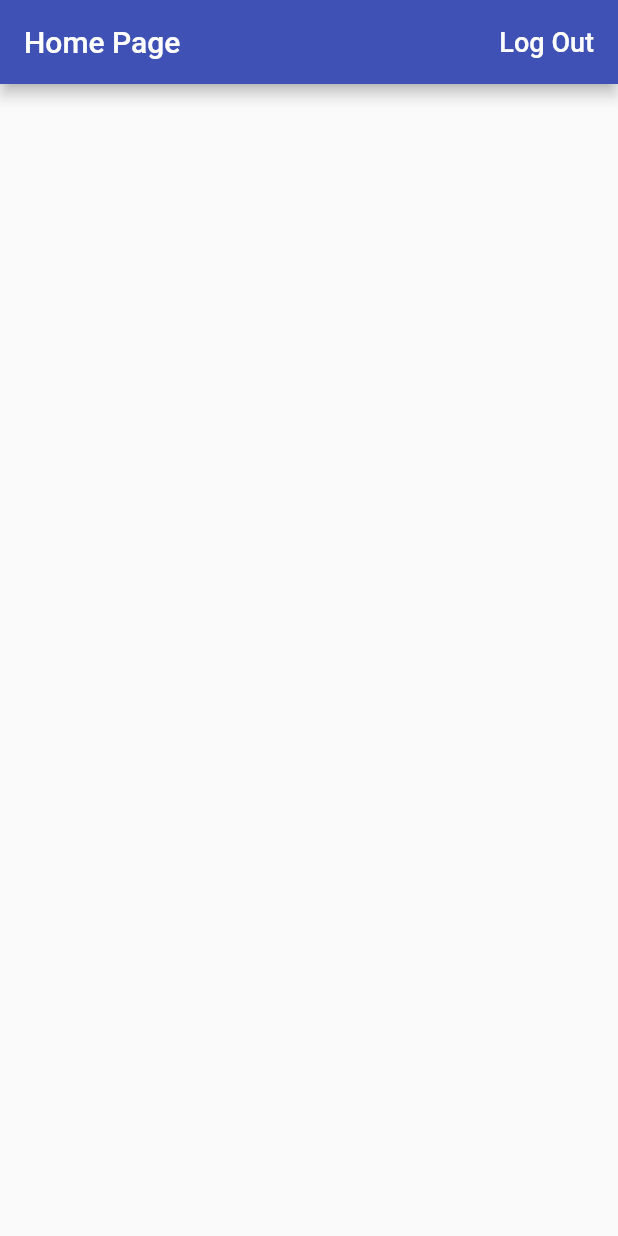
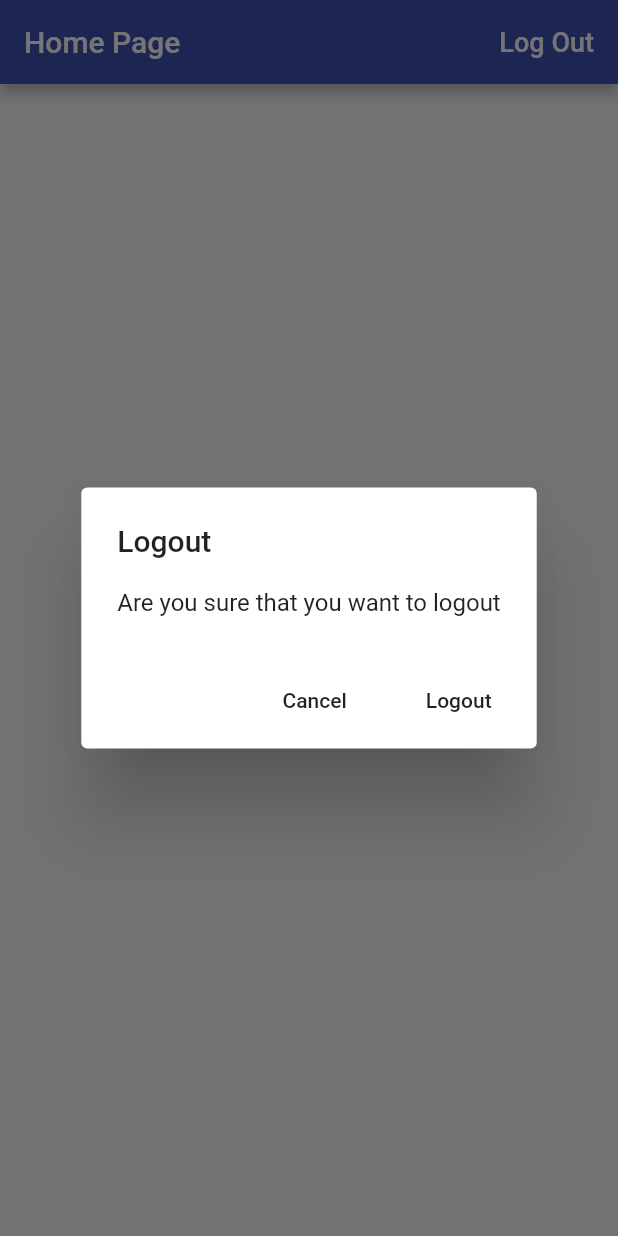
Before and after one commit to pardipbhatti8791/Flutter-Time-Tracker-App, a Flutter app: the screen it shows once a user with an empty profile is signed in, after a tap on "Log Out", on a phone screen of 412 x 824 dp. Run offline on Flutter 3.47's test engine with Material 2 defaults, Android fonts, the phone set to English and light mode, and no system bars; our stand-ins replace firebase_auth, google_sign_in; accounts and stored records are empty.

Commit message:
added platform aware dialog and platform alert dialog on signout as well

```diff
--- a/lib/app/home_page.dart
+++ b/lib/app/home_page.dart
@@ -1,5 +1,6 @@
-import 'package:firebase_auth/firebase_auth.dart';
+
 import 'package:flutter/material.dart';
+import 'package:timer_tracker/common_widgets/platform_alert_dialog.dart';
 import 'package:timer_tracker/services/auth.dart';
 
 class HomePage extends StatelessWidget {
@@ -11,6 +12,19 @@ class HomePage extends StatelessWidget {
       await auth.signOut();
     } catch (e) {
       print(e.toString());
+    }
+  }
+
+  Future<void> _confirmSignOut(BuildContext context) async {
+    final didRequestSignout = await PlatformAlertDialog(
+      title: 'Logout',
+      content: 'Are you sure that you want to logout',
+      defaultActionText: 'Logout',
+      cancelActionText: 'Cancel',
+    ).show(context);
+    print(didRequestSignout);
+    if(didRequestSignout == true) {
+      _signOut();
     }
   }
 
@@ -28,7 +42,7 @@ class HomePage extends StatelessWidget {
                 fontSize: 18.0,
               ),
             ),
-            onPressed: _signOut,
+            onPressed: () => _confirmSignOut(context),
           )
         ],
       ),
--- /dev/null
+++ b/lib/common_widgets/platform_alert_dialog.dart
@@ -0,0 +1,97 @@
+import 'dart:io';
+
+import 'package:flutter/material.dart';
+import 'package:flutter/cupertino.dart';
+
+import 'package:timer_tracker/common_widgets/platform_widget.dart';
+
+class PlatformAlertDialog extends PlatformWidget {
+  final String title;
+  final String content;
+  final String defaultActionText;
+  final String cancelActionText;
+
+  PlatformAlertDialog({
+    @required this.title,
+    @required this.content,
+    @required this.defaultActionText,
+    this.cancelActionText,
+  })  : assert(title != null),
+        assert(content != null),
+        assert(defaultActionText != null);
+
+  Future<bool> show(BuildContext context) async {
+    return Platform.isIOS
+        ? await showCupertinoDialog(
+            context: context,
+            builder: (context) => this,
+          )
+        : await showDialog<bool>(
+            context: context,
+            barrierDismissible: false,
+            builder: (context) => this,
+          );
+  }
+
+  @override
+  Widget buildCupertinoWidget(BuildContext context) {
+    // TODO: implement buildCupertinoWidget
+    return CupertinoAlertDialog(
+      title: Text(title),
+      content: Text(content),
+      actions: _buildActions(context),
+    );
+  }
+
+  @override
+  Widget buildMaterialWidget(BuildContext context) {
+    // TODO: implement buildMaterialWidget
+    return AlertDialog(
+      title: Text(title),
+      content: Text(content),
+      actions: _buildActions(context),
+    );
+  }
+
+  List<Widget> _buildActions(BuildContext context) {
+    final actions = <Widget>[];
+    if (cancelActionText != null) {
+      actions.add(
+        PlatfromAlertDialogAction(
+          child: Text(cancelActionText),
+          onPressed: () => Navigator.of(context).pop(false),
+        ),
+      );
+    }
+    actions.add(PlatfromAlertDialogAction(
+      child: Text(defaultActionText),
+      onPressed: () => Navigator.of(context).pop(true),
+    ));
+    return actions;
+  }
+}
+
+class PlatfromAlertDialogAction extends PlatformWidget {
+  final Widget child;
+  final VoidCallback onPressed;
+
+  PlatfromAlertDialogAction({this.child, this.onPressed});
+
+  @override
+  Widget buildCupertinoWidget(BuildContext context) {
+    // TODO: implement buildCupertinoWidget
+    return CupertinoDialogAction(
+      child: child,
+      onPressed: onPressed,
+    );
+  }
+
+  @override
+  Widget buildMaterialWidget(BuildContext context) {
+    // TODO: implement buildMaterialWidget
+    return FlatButton(
+      child: child,
+      onPressed: onPressed,
+    );
+  }
+}
--- /dev/null
+++ b/lib/common_widgets/platform_widget.dart
@@ -0,0 +1,17 @@
+import 'dart:io';
+
+import 'package:flutter/material.dart';
+
+abstract class PlatformWidget extends StatelessWidget {
+  Widget buildCupertinoWidget(BuildContext context);
+  Widget buildMaterialWidget(BuildContext context);
+
+  @override
+  Widget build(BuildContext context) {
+    if(Platform.isIOS) {
+      return buildCupertinoWidget(context);
+    }
+
+    return buildMaterialWidget(context);
+  }
+}
```
Also changed, not shown: lib/app/sign_in/email_sign_in_form.dart (+9 -14 lines).
